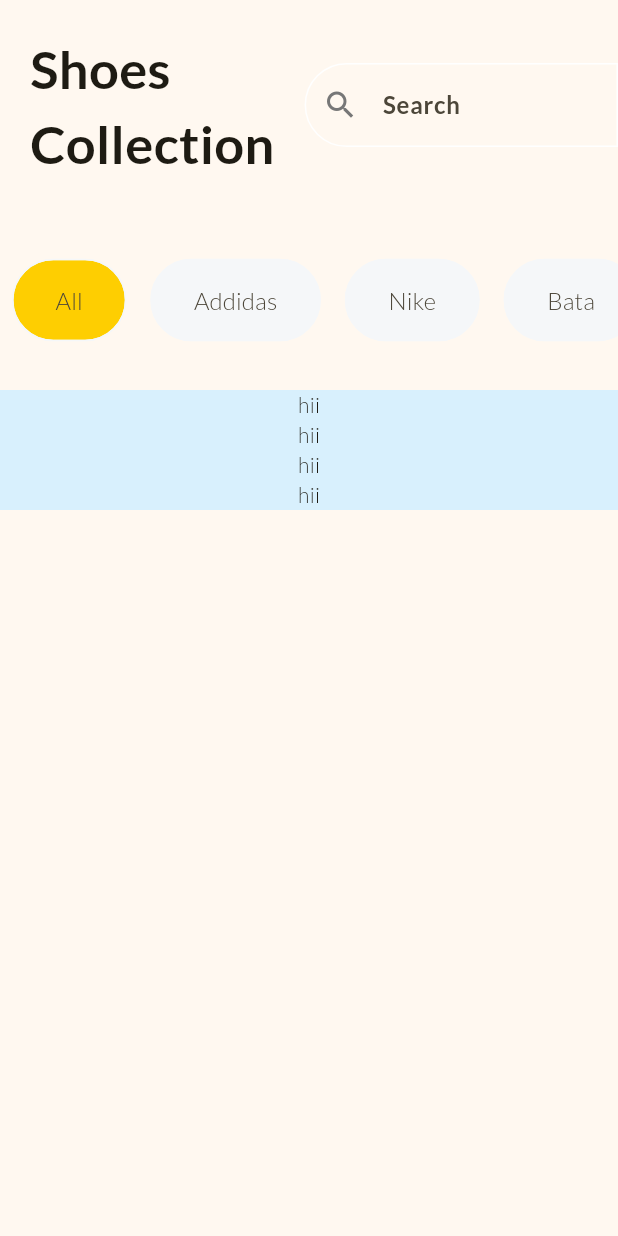
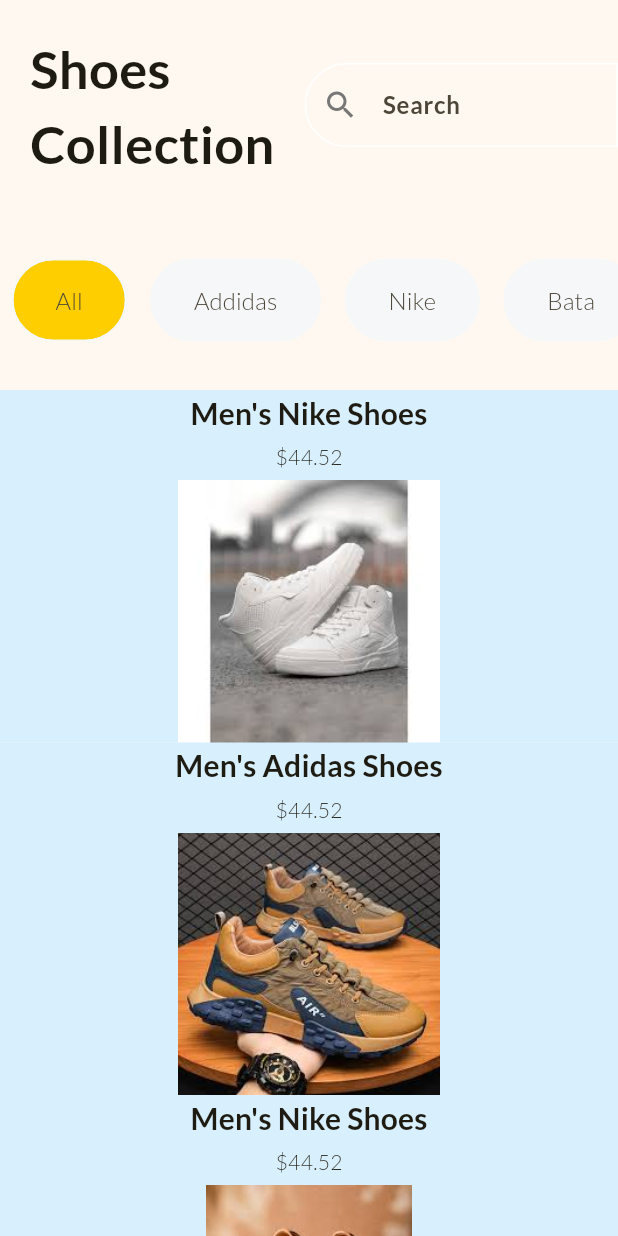
Before and after one commit to Sakshibhokare/flutter_practice_, a Flutter app: the screen it shows after launch, on a phone screen of 412 x 824 dp. Run offline on Flutter 3.47's test engine with Material 3 defaults, Android fonts, the light colour scheme and no system bars.

Commit message:
card widget created, dynamic values provided

```diff
--- a/Shopping_App/shop_app/lib/home_page.dart
+++ b/Shopping_App/shop_app/lib/home_page.dart
@@ -97,7 +97,10 @@
                 itemCount: products.length,
                 itemBuilder: (context, index){
                     final product = products[index]; //it will give an access of each product of particular index
-                    return ProductCard(title: 'hii');
+                    return ProductCard(
+                      title: product['title'] as String,
+                      price: product['price'] as double,
+                      image: product['imageUrl'] as String,);
               }
               ),
             )
--- a/Shopping_App/shop_app/lib/main.dart
+++ b/Shopping_App/shop_app/lib/main.dart
@@ -26,6 +26,12 @@
                   fontSize: 16,
                 ),
                 prefixIconColor: Color.fromRGBO(119, 119, 119, 1)
+              ),
+              textTheme: TextTheme(
+                titleMedium: TextStyle(
+                  fontWeight: FontWeight.bold,
+                  fontSize: 20
+                )
               )
               ),
       home: const HomePage(),
--- a/Shopping_App/shop_app/lib/product_card.dart
+++ b/Shopping_App/shop_app/lib/product_card.dart
@@ -2,9 +2,13 @@
 
 class ProductCard extends StatelessWidget {
   final String title;
+  final double price;
+  final String image;
   const ProductCard({
     super.key,
-    required this.title});
+    required this.title,
+    required this.price,
+    required this.image});
 
   @override
   Widget build(BuildContext context) {
@@ -12,7 +16,14 @@
       color: const Color.fromRGBO(216, 240, 253, 1),
       child: Column(
         children: [
-          Text(title)
+          Text(title, style: Theme.of(context).textTheme.titleMedium,),
+          const SizedBox(height: 5,),
+          Text('\$$price'),
+          const SizedBox(height: 5,),
+          Image(
+            image: AssetImage(image),
+            height:175 ,
+            )
         ],
       ),
     );
```
